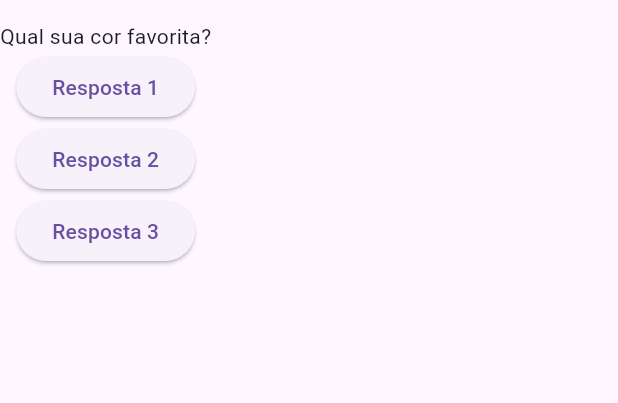
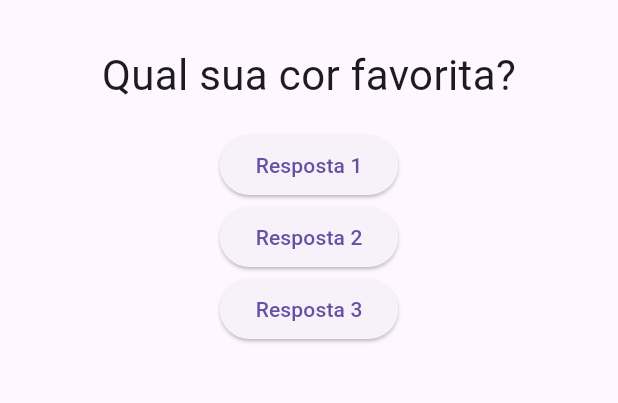
Before and after one commit to V1n1c1us-K-S-W4t4n4b3/Projeto-perguntas-Flutter, a Flutter app: the screen it shows after launch, on a phone screen of 412 x 824 dp, the part 63-466 px from its top. Run offline on Flutter 3.47's test engine with Material 3 defaults, Android fonts, the phone set to English and light mode, and no system bars.

Commit message:
changing the text style

```diff
--- a/lib/questao.dart
+++ b/lib/questao.dart
@@ -7,6 +7,14 @@ class Questao extends StatelessWidget {
 
   @override
   Widget build(BuildContext context) {
-    return Text(texto);
+    return Container(
+      width: double.infinity,
+      margin: EdgeInsets.all(16),
+      child: Text(
+        texto,
+        style: TextStyle(fontSize: 28),
+        textAlign: TextAlign.center,
+      ),
+    );
   }
 }
```
